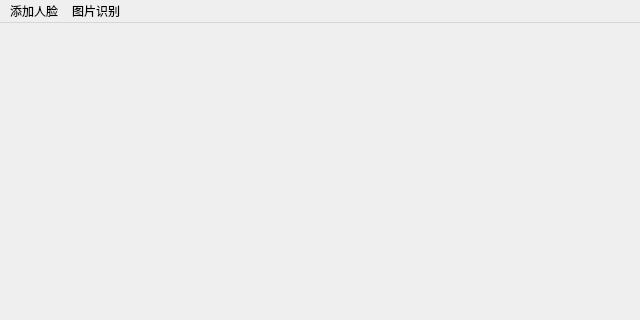
Above: src/UI/mainwindow.ui from OWmess/FaceRecognition before the change; both pictures show x 0 to 640 and y 0 to 320 of the 640 by 500 pixel window. Below: the same form after it.
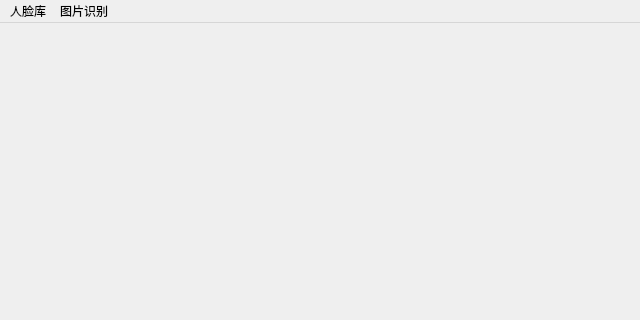
That is the form after the change.

Commit message: 添加部分ui

```diff
--- a/src/UI/mainwindow.ui
+++ b/src/UI/mainwindow.ui
@@ -43,21 +43,21 @@
      <x>0</x>
      <y>0</y>
      <width>640</width>
-     <height>25</height>
+     <height>21</height>
     </rect>
    </property>
-   <widget class="QMenu" name="appendface">
+   <widget class="QMenu" name="faceMenu">
     <property name="title">
-     <string>添加人脸</string>
+     <string>人脸库</string>
     </property>
    </widget>
-   <widget class="QMenu" name="imagedetect">
+   <widget class="QMenu" name="detectMenu">
     <property name="title">
      <string>图片识别</string>
     </property>
    </widget>
-   <addaction name="appendface"/>
-   <addaction name="imagedetect"/>
+   <addaction name="faceMenu"/>
+   <addaction name="detectMenu"/>
   </widget>
   <widget class="QStatusBar" name="statusbar"/>
  </widget>
```
Left out of the diff: 20 changed lines with no effect on the pictures. The commit also changes 9 other files.
